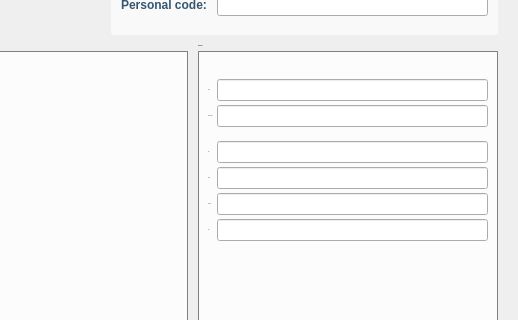
Above: client/ui/MainWindow.ui from open-eid/qdigidoc before the change; both pictures show x 132 to 650 and y 149 to 469 of the 650 by 552 pixel window. Below: the same form after it.
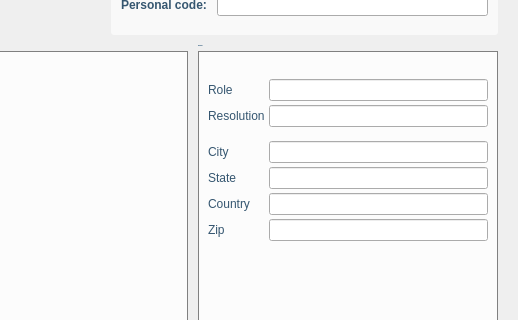
That is the form after the change. The open tabs and pages were chosen to show the change. Icons and pictures are not drawn. Custom widgets are drawn as their Qt base class.

What changed in the file:
```diff
--- a/client/ui/MainWindow.ui
+++ b/client/ui/MainWindow.ui
@@ -708,22 +708,6 @@
              </property>
              <item row="1" column="0">
               <widget class="QLabel" name="signRoleLabel">
-               <property name="font">
-                <font>
-                 <family>Arial, Liberation Sans</family>
-                 <pointsize>-1</pointsize>
-                 <weight>50</weight>
-                 <italic>false</italic>
-                 <bold>false</bold>
-                </font>
-               </property>
-               <property name="toolTip">
-                <string>&lt;!DOCTYPE HTML PUBLIC &quot;-//W3C//DTD HTML 4.0//EN&quot; &quot;http://www.w3.org/TR/REC-html40/strict.dtd&quot;&gt;
-&lt;html&gt;&lt;head&gt;&lt;meta name=&quot;qrichtext&quot; content=&quot;1&quot; /&gt;&lt;style type=&quot;text/css&quot;&gt;
-p, li { white-space: pre-wrap; }
-&lt;/style&gt;&lt;/head&gt;&lt;body style=&quot; font-family:'Arial, Liberation Sans'; font-weight:400; font-style:normal;&quot;&gt;
-&lt;p style=&quot; margin-top:0px; margin-bottom:0px; margin-left:0px; margin-right:0px; -qt-block-indent:0; text-indent:0px;&quot;&gt;Roll ...&lt;/p&gt;&lt;/body&gt;&lt;/html&gt;</string>
-               </property>
                <property name="text">
                 <string>Role</string>
                </property>
@@ -734,22 +718,6 @@
              </item>
              <item row="2" column="0">
               <widget class="QLabel" name="signResolutionLabel">
-               <property name="font">
-                <font>
-                 <family>Arial, Liberation Sans</family>
-                 <pointsize>-1</pointsize>
-                 <weight>50</weight>
-                 <italic>false</italic>
-                 <bold>false</bold>
-                </font>
-               </property>
-               <property name="toolTip">
-                <string>&lt;!DOCTYPE HTML PUBLIC &quot;-//W3C//DTD HTML 4.0//EN&quot; &quot;http://www.w3.org/TR/REC-html40/strict.dtd&quot;&gt;
-&lt;html&gt;&lt;head&gt;&lt;meta name=&quot;qrichtext&quot; content=&quot;1&quot; /&gt;&lt;style type=&quot;text/css&quot;&gt;
-p, li { white-space: pre-wrap; }
-&lt;/style&gt;&lt;/head&gt;&lt;body style=&quot; font-family:'Arial, Liberation Sans'; font-weight:400; font-style:normal;&quot;&gt;
-&lt;p style=&quot; margin-top:0px; margin-bottom:0px; margin-left:0px; margin-right:0px; -qt-block-indent:0; text-indent:0px;&quot;&gt;Resolution ...&lt;/p&gt;&lt;/body&gt;&lt;/html&gt;</string>
-               </property>
                <property name="text">
                 <string>Resolution</string>
                </property>
@@ -760,15 +728,6 @@
              </item>
              <item row="4" column="0">
               <widget class="QLabel" name="signCityLabel">
-               <property name="font">
-                <font>
-                 <family>Arial, Liberation Sans</family>
-                 <pointsize>-1</pointsize>
-                 <weight>50</weight>
-                 <italic>false</italic>
-                 <bold>false</bold>
-                </font>
-               </property>
                <property name="text">
                 <string>City</string>
                </property>
@@ -779,15 +738,6 @@
              </item>
              <item row="5" column="0">
               <widget class="QLabel" name="signStateLabel">
-               <property name="font">
-                <font>
-                 <family>Arial, Liberation Sans</family>
-                 <pointsize>-1</pointsize>
-                 <weight>50</weight>
-                 <italic>false</italic>
-                 <bold>false</bold>
-                </font>
-               </property>
                <property name="text">
                 <string>State</string>
                </property>
@@ -798,15 +748,6 @@
              </item>
              <item row="6" column="0">
               <widget class="QLabel" name="signCountryLabel">
-               <property name="font">
-                <font>
-                 <family>Arial, Liberation Sans</family>
-                 <pointsize>-1</pointsize>
-                 <weight>50</weight>
-                 <italic>false</italic>
-                 <bold>false</bold>
-                </font>
-               </property>
                <property name="text">
                 <string>Country</string>
                </property>
@@ -817,15 +758,6 @@
              </item>
              <item row="7" column="0">
               <widget class="QLabel" name="signZipLabel">
-               <property name="font">
-                <font>
-                 <family>Arial, Liberation Sans</family>
-                 <pointsize>-1</pointsize>
-                 <weight>50</weight>
-                 <italic>false</italic>
-                 <bold>false</bold>
-                </font>
-               </property>
                <property name="text">
                 <string>Zip</string>
                </property>
```
Left out of the diff: 13 changed lines with no effect on the pictures.
